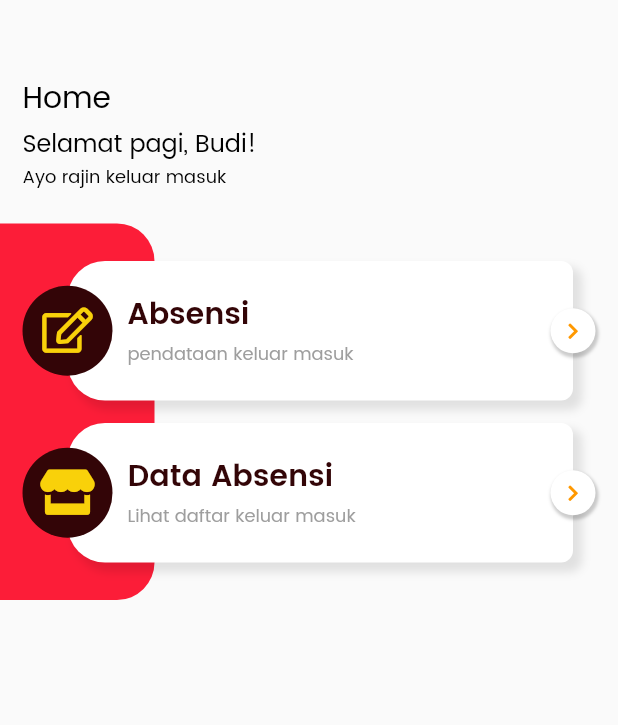
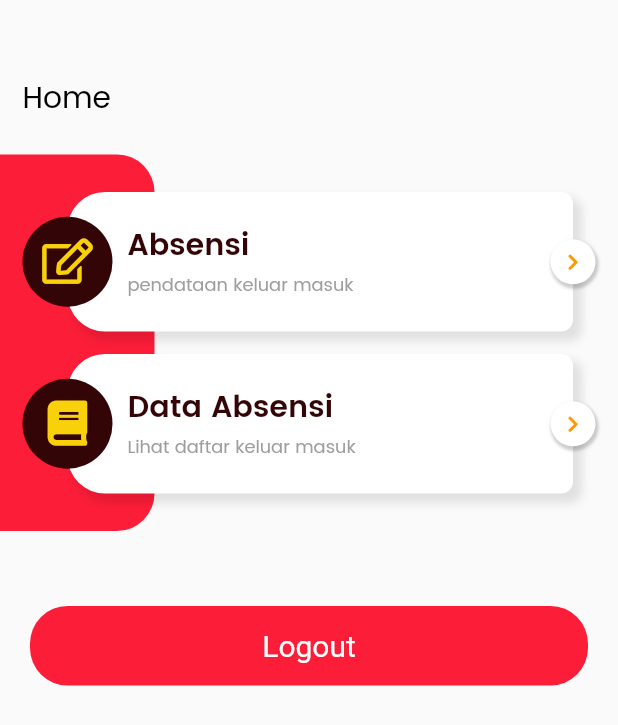
Before and after one commit to anhartasman/keluarmasuk, a Flutter app: the home_user_view screen opened directly, on a phone screen of 412 x 824 dp. Shown: the top 725 px of the screen. Run offline on Flutter 3.47's test engine with Material 2 defaults, Android fonts, the phone set to English and light mode, and no system bars; our stand-ins replace after_layout, cached_network_image, dio, flutter_clean_architecture, flutter_form_builder, flutter_screenutil and 12 more; missing offline and left inert: place_picker; accounts and stored records are empty; Roboto replaces fonts that are missing (Poppins).

Commit message:
tombol logout

```diff
--- a/lib/app/pages/form_absensi/form_absensi_controller.dart
+++ b/lib/app/pages/form_absensi/form_absensi_controller.dart
@@ -1,4 +1,5 @@
 import 'package:flutter/animation.dart';
+import 'package:intl/intl.dart';
 import 'package:flutter_clean_architecture/flutter_clean_architecture.dart';
 import 'package:flutter_form_builder/flutter_form_builder.dart';
 import 'package:flutter_screenutil/flutter_screenutil.dart';
@@ -45,6 +46,10 @@ class form_absensi_controller extends Controller {
   }
   @override
   void onInitState() {
+
+    final planDate = DateTime.now();
+    labelTanggal = DateFormat("yyyy-MM-dd").format(planDate);
+
     Future.delayed(Duration(seconds: 1), () {
       stopLoading();
     });
@@ -65,6 +70,7 @@ class form_absensi_controller extends Controller {
   void prosesAbsen(){
 
   }
+  String labelTanggal="";
   @override
   void initListeners() {
     //use_case_initListener
--- a/lib/app/pages/form_absensi/form_absensi_view.dart
+++ b/lib/app/pages/form_absensi/form_absensi_view.dart
@@ -60,7 +60,7 @@ class form_absensi_viewView extends ViewState<
         key: globalKey,
         appBar: AppBar(
           brightness: Brightness.dark,
-          title: const Text('Registrasi'),
+          title: const Text('Absensi'),
           bottomOpacity: 0.0,
           elevation: 0.0,
           leading: IconButton(
@@ -91,14 +91,10 @@ class form_absensi_viewView extends ViewState<
                   crossAxisAlignment: CrossAxisAlignment.start,
                   children: [
                     Padding(padding: EdgeInsets.only(top: 20)),
-                    CircleProgress(
-                        screen_width: 300,
-                        max_progress: 4,
-                        current_progress: 1),
                     Padding(
                       padding: const EdgeInsets.only(top: 30.0, bottom: 10),
                       child: Text(
-                        "Form Absensi",
+                        "${controller.labelTanggal}",
                         style: TextStyle(
                           fontSize: 14.0,
                           fontFamily: "Popins",
@@ -107,6 +103,10 @@ class form_absensi_viewView extends ViewState<
                         ),
                       ),
                     ),
+                    CircleProgress(
+                        screen_width: 300,
+                        max_progress: 2,
+                        current_progress: 1),
                     Divider(
                       color: Colors.black12,
                       height: 2.0,
--- a/lib/app/pages/home_user/home_user_controller.dart
+++ b/lib/app/pages/home_user/home_user_controller.dart
@@ -26,7 +26,7 @@ class home_user_controller extends Controller {
     });
   }
 
-  void loginUser() {
+  void prosesLogout() {
     Get.to(bottomNavigationBar());
 
     // Get.to(form_registrasi_4_konfirmasi_view(IsiFormAbsensi()));
--- a/lib/app/pages/home_user/home_user_view.dart
+++ b/lib/app/pages/home_user/home_user_view.dart
@@ -74,22 +74,6 @@ class home_user_viewView extends ViewState<home_user_view, home_user_controller>
                                 color: Colors.black,
                               ),
                             ),
-                            Text(
-                              "Selamat pagi, Budi!",
-                              style: TextStyle(
-                                fontSize: 16.0,
-                                fontFamily: "Popins",
-                                color: Colors.black,
-                              ),
-                            ),
-                            Text(
-                              "Ayo rajin keluar masuk",
-                              style: TextStyle(
-                                fontSize: 12.0,
-                                fontFamily: "Popins",
-                                color: Colors.black,
-                              ),
-                            ),
                           ],
                         ),
                       ),
@@ -138,7 +122,7 @@ class home_user_viewView extends ViewState<home_user_view, home_user_controller>
                                     child: _menuHome(
                                       title: "Data Absensi",
                                       subTitle: "Lihat daftar keluar masuk",
-                                      menuIcon: FontAwesomeIcons.store,
+                                      menuIcon: FontAwesomeIcons.book,
                                     ),
                                   ),
                                 ),
@@ -147,6 +131,36 @@ class home_user_viewView extends ViewState<home_user_view, home_user_controller>
                           ),
                         ],
                       ),
+                              Padding(
+                                padding: const EdgeInsets.only(top: 50.0,left:20,right:20,),
+                                child: InkWell(
+                                  onTap: controller.prosesLogout,
+                                  child: Container(
+                                    decoration: BoxDecoration(
+                                      color: Warna.warnaUtama,
+                                      borderRadius:
+                                          new BorderRadius.circular(25.0),
+                                    ),
+                                    child: Row(
+                                      mainAxisAlignment:
+                                          MainAxisAlignment.center,
+                                      children: [
+                                        Padding(
+                                          padding: const EdgeInsets.all(15.0),
+                                          child: Text(
+                                            "Logout",
+                                            style: TextStyle(
+                                              fontSize: 20,
+                                              color: Colors.white,
+                                              fontFamily: "Poppins",
+                                            ),
+                                          ),
+                                        ),
+                                      ],
+                                    ),
+                                  ),
+                                ),
+                              ),
                     ],
                   ),
                 );
--- a/lib/app/pages/list_absensi/list_absensi_view.dart
+++ b/lib/app/pages/list_absensi/list_absensi_view.dart
@@ -58,7 +58,7 @@ class list_absensi_viewView
         key: globalKey,
         appBar: AppBar(
           brightness: Brightness.dark,
-          title: const Text('Daftar Klien'),
+          title: const Text('Daftar Absensi'),
           leading: IconButton(
             icon: const FaIcon(FontAwesomeIcons.chevronLeft),
             tooltip: 'Back',
```
